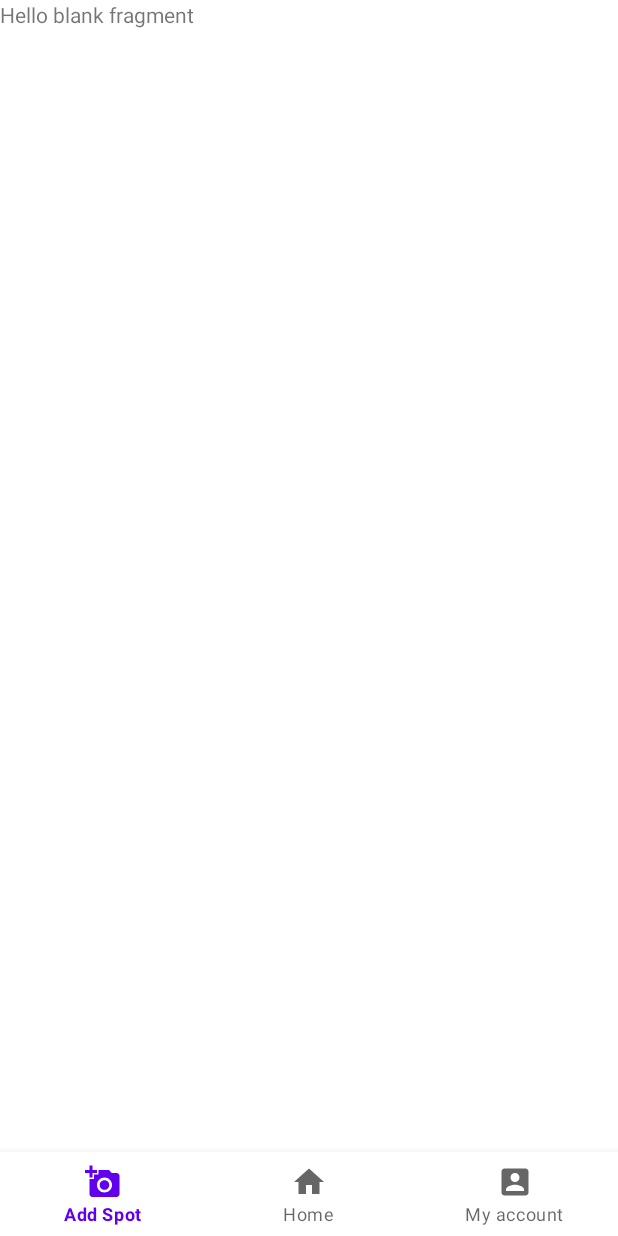
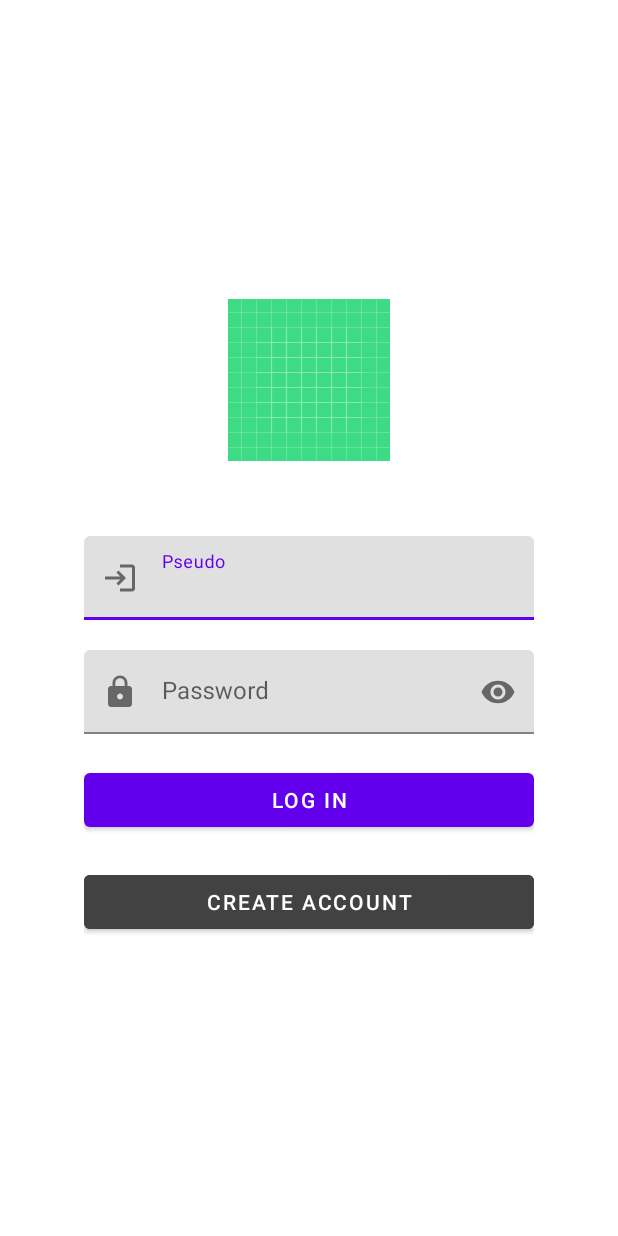
Before and after one commit to AdrienCastanie/GetMySpotClient, an Android app: the screen it shows after launch (MainActivity before the commit, ConnectionActivity after it), after a tap on "LOG IN", on a phone screen of 412 x 824 dp. Run offline under Robolectric (Android 15) with nearby library versions, the phone set to English and light mode, and no system bars; our stand-ins replace navigation-ui.

Commit message:
Création du visuel de la connectionActivity

```diff
--- a/app/src/main/AndroidManifest.xml
+++ b/app/src/main/AndroidManifest.xml
@@ -9,7 +9,10 @@
         android:roundIcon="@mipmap/ic_launcher_round"
         android:supportsRtl="true"
         android:theme="@style/Theme.GetMySpot">
-        <activity android:name=".view.settings.SettingsActivity" android:theme="@style/Theme.GetMySpotActionBar"></activity>
+        <activity android:name=".view.connection.ConnectionActivity"/>
+        <activity
+            android:name=".view.settings.SettingsActivity"
+            android:theme="@style/Theme.GetMySpotActionBar" />
         <activity android:name=".view.splash.SplashActivity">
             <intent-filter>
                 <action android:name="android.intent.action.MAIN" />
--- /dev/null
+++ b/app/src/main/java/com/eseo/getmyspot/view/connection/ConnectionActivity.kt
@@ -0,0 +1,26 @@
+package com.eseo.getmyspot.view.connection
+
+import android.content.Context
+import android.content.Intent
+import androidx.appcompat.app.AppCompatActivity
+import android.os.Bundle
+import com.eseo.getmyspot.databinding.ActivityConnectionBinding
+import com.eseo.getmyspot.databinding.ActivityMainBinding
+import com.eseo.getmyspot.view.main.MainActivity
+
+class ConnectionActivity : AppCompatActivity() {
+
+    private lateinit var binding: ActivityConnectionBinding
+
+    companion object {
+        fun getStartIntent(context: Context): Intent {
+            return Intent(context, ConnectionActivity::class.java)
+        }
+    }
+
+    override fun onCreate(savedInstanceState: Bundle?) {
+        super.onCreate(savedInstanceState)
+        binding = ActivityConnectionBinding.inflate(layoutInflater)
+        setContentView(binding.root)
+    }
+}
--- a/app/src/main/java/com/eseo/getmyspot/view/main/fragments/AddSpotFragment.kt
+++ b/app/src/main/java/com/eseo/getmyspot/view/main/fragments/AddSpotFragment.kt
@@ -5,9 +5,12 @@ import androidx.fragment.app.Fragment
 import android.view.LayoutInflater
 import android.view.View
 import android.view.ViewGroup
+import androidx.navigation.fragment.findNavController
 import com.eseo.getmyspot.R
 import com.eseo.getmyspot.data.preferences.LocalPreferences
+import com.eseo.getmyspot.view.connection.ConnectionActivity
 import com.google.android.material.dialog.MaterialAlertDialogBuilder
+import kotlinx.coroutines.NonCancellable.cancel
 
 class AddSpotFragment : Fragment() {
 
@@ -25,18 +28,18 @@ class AddSpotFragment : Fragment() {
 
     override fun onResume() {
         super.onResume()
-        if (context?.let {
-                LocalPreferences.getInstance(it).getStringValue(LocalPreferences.PSEUDO)
-            } == null) {
-            context?.let {
-                MaterialAlertDialogBuilder(it).setTitle(getString(R.string.require_connection_title))
-                    .setCancelable(false)
-                    .setMessage(R.string.require_connection_message)
-                    .setPositiveButton(getString(R.string.log_in)) { dialog, which ->
-                        // TODO : faire la redirection vers l'activity de connection
-                    }
-                    .show()
-            }
+        if (LocalPreferences.getInstance(requireContext())
+                .getStringValue(LocalPreferences.PSEUDO) == null
+        ) {
+            MaterialAlertDialogBuilder(requireContext()).setTitle(getString(R.string.require_connection_title))
+                .setCancelable(false)
+                .setMessage(R.string.require_connection_message)
+                .setPositiveButton(getString(R.string.log_in)) { dialog, which ->
+                    startActivity(ConnectionActivity.getStartIntent(requireContext()))
+                }.setNegativeButton(getText(R.string.cancel)) { dialog, which ->
+                    findNavController().navigate(R.id.action_add_spot_to_home)
+                }
+                .show()
         }
     }
 
--- /dev/null
+++ b/app/src/main/res/drawable/ic_baseline_lock_24.xml
@@ -0,0 +1,5 @@
+<vector android:height="24dp" android:tint="#676767"
+    android:viewportHeight="24" android:viewportWidth="24"
+    android:width="24dp" xmlns:android="http://schemas.android.com/apk/res/android">
+    <path android:fillColor="@android:color/white" android:pathData="M18,8h-1L17,6c0,-2.76 -2.24,-5 -5,-5S7,3.24 7,6v2L6,8c-1.1,0 -2,0.9 -2,2v10c0,1.1 0.9,2 2,2h12c1.1,0 2,-0.9 2,-2L20,10c0,-1.1 -0.9,-2 -2,-2zM12,17c-1.1,0 -2,-0.9 -2,-2s0.9,-2 2,-2 2,0.9 2,2 -0.9,2 -2,2zM15.1,8L8.9,8L8.9,6c0,-1.71 1.39,-3.1 3.1,-3.1 1.71,0 3.1,1.39 3.1,3.1v2z"/>
+</vector>
--- /dev/null
+++ b/app/src/main/res/drawable/ic_baseline_login_24.xml
@@ -0,0 +1,5 @@
+<vector android:height="24dp" android:tint="#676767"
+    android:viewportHeight="24" android:viewportWidth="24"
+    android:width="24dp" xmlns:android="http://schemas.android.com/apk/res/android">
+    <path android:fillColor="@android:color/white" android:pathData="M11,7L9.6,8.4l2.6,2.6H2v2h10.2l-2.6,2.6L11,17l5,-5L11,7zM20,19h-8v2h8c1.1,0 2,-0.9 2,-2V5c0,-1.1 -0.9,-2 -2,-2h-8v2h8V19z"/>
+</vector>
--- /dev/null
+++ b/app/src/main/res/layout/activity_connection.xml
@@ -0,0 +1,69 @@
+<?xml version="1.0" encoding="utf-8"?>
+<androidx.constraintlayout.widget.ConstraintLayout xmlns:android="http://schemas.android.com/apk/res/android"
+    xmlns:app="http://schemas.android.com/apk/res-auto"
+    xmlns:tools="http://schemas.android.com/tools"
+    android:layout_width="match_parent"
+    android:layout_height="match_parent"
+    tools:context=".view.connection.ConnectionActivity">
+
+    <LinearLayout
+        android:layout_width="300dp"
+        android:layout_height="wrap_content"
+        android:orientation="vertical"
+        android:gravity="center"
+        app:layout_constraintBottom_toBottomOf="parent"
+        app:layout_constraintEnd_toEndOf="parent"
+        app:layout_constraintStart_toStartOf="parent"
+        app:layout_constraintTop_toTopOf="parent">
+
+        <ImageView
+            android:id="@+id/logo"
+            android:layout_width="wrap_content"
+            android:layout_height="wrap_content"
+            android:src="@drawable/ic_launcher_background"
+            android:layout_marginBottom="50dp"/>
+
+        <com.google.android.material.textfield.TextInputLayout
+            android:layout_width="match_parent"
+            android:layout_height="wrap_content"
+            app:startIconDrawable="@drawable/ic_baseline_login_24"
+            app:startIconContentDescription="@string/password"
+            android:hint="@string/pseudo"
+            android:layout_marginBottom="20dp">
+
+            <com.google.android.material.textfield.TextInputEditText
+                android:layout_width="match_parent"
+                android:layout_height="wrap_content"/>
+
+        </com.google.android.material.textfield.TextInputLayout>
+
+        <com.google.android.material.textfield.TextInputLayout
+            android:layout_width="match_parent"
+            android:layout_height="wrap_content"
+            app:endIconMode="password_toggle"
+            app:startIconDrawable="@drawable/ic_baseline_lock_24"
+            app:startIconContentDescription="@string/password"
+            android:hint="@string/password"
+            android:layout_marginBottom="20dp">
+
+            <com.google.android.material.textfield.TextInputEditText
+                android:layout_width="match_parent"
+                android:layout_height="wrap_content"
+                android:inputType="textPassword" />
+
+        </com.google.android.material.textfield.TextInputLayout>
+
+        <Button
+            android:layout_width="match_parent"
+            android:layout_height="wrap_content"
+            android:text="@string/log_in"
+            android:layout_marginBottom="20dp"/>
+
+        <Button
+            android:layout_width="match_parent"
+            android:layout_height="wrap_content"
+            android:text="@string/create_account"
+            android:backgroundTint="@color/cardview_dark_background"/>
+    </LinearLayout>
+
+</androidx.constraintlayout.widget.ConstraintLayout>
--- a/app/src/main/res/values/strings.xml
+++ b/app/src/main/res/values/strings.xml
@@ -8,11 +8,14 @@
     <string name="my_account">My account</string>
     <!-- TODO: Remove or change this placeholder text -->
     <string name="hello_blank_fragment">Hello blank fragment</string>
-    <string name="pseudo">Pseudo</string>
     <string name="settings">Settings</string>
     <string name="dark_theme">Dark Theme</string>
     <string name="language">Language</string>
     <string name="require_connection_title">You need to be connect</string>
     <string name="require_connection_message">You must be logged into your account to access this feature. Please log in.</string>
     <string name="log_in">Log in</string>
+    <string name="cancel">cancel</string>
+    <string name="password">Password</string>
+    <string name="pseudo">Pseudo</string>
+    <string name="create_account">Create account</string>
 </resources>
```
